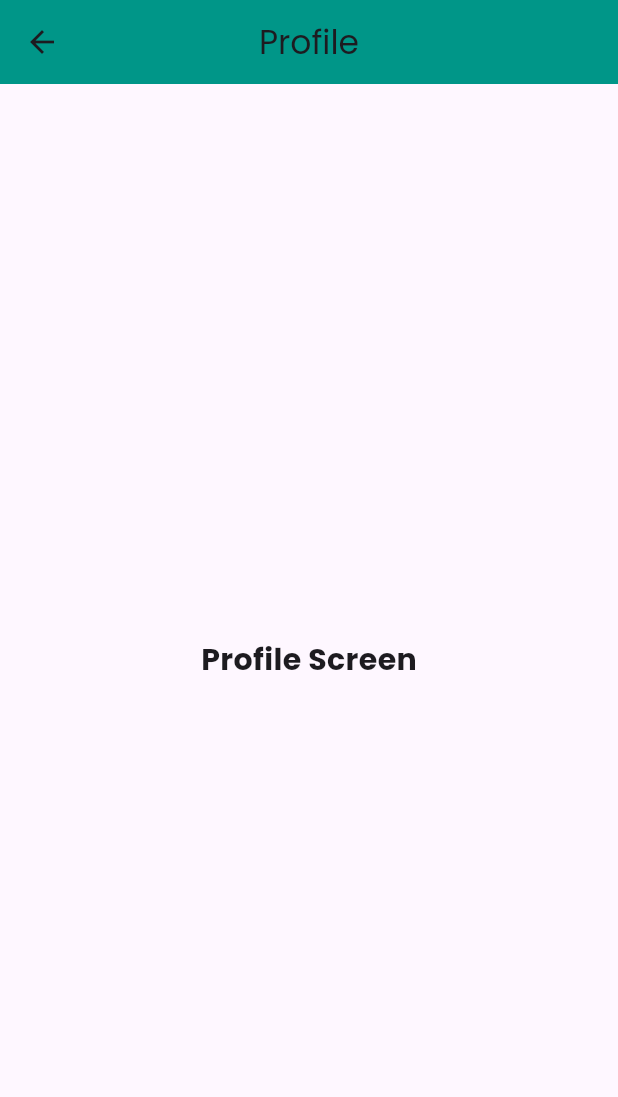
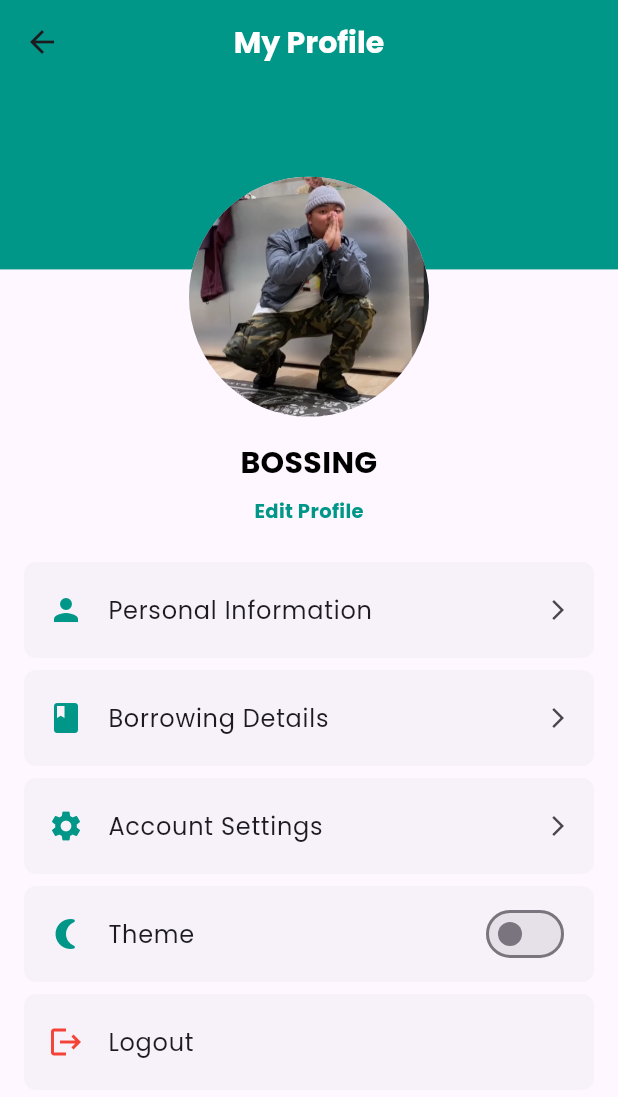
Before and after one commit to shanpabustan/book_ease, a Flutter app: the ProfileScreen screen opened directly, on a phone screen of 412 x 824 dp. Shown: the top 1097 px of the screen. Run offline on Flutter 3.47's test engine with Material 3 defaults, Android fonts, the phone set to English and light mode, and no system bars; our stand-ins replace google_fonts, google_nav_bar, line_icons.

Commit message:
added profile_screen.dart

```diff
--- a/lib/screens/user/profile_screen.dart
+++ b/lib/screens/user/profile_screen.dart
@@ -5,18 +5,141 @@ import 'package:book_ease/screens/user/user_nav.dart';
 class ProfileScreen extends StatelessWidget {
   const ProfileScreen({super.key});
 
-  @override
+   @override
   Widget build(BuildContext context) {
+    final screenHeight = MediaQuery.of(context).size.height;
+    final screenWidth = MediaQuery.of(context).size.width;
+    final isSmallScreen = screenWidth < 360;
+
     return Scaffold(
       appBar: AppBar(
+        title: Text(
+          'My Profile',
+          style: TextStyle(
+            fontSize: isSmallScreen ? 18 : 20,
+            fontWeight: FontWeight.bold,
+            color: Colors.white,
+          ),
+        ),
+        centerTitle: true,
         backgroundColor: Colors.teal,
-        title: const Text("Profile"),
-        centerTitle: true,
+        elevation: 0,
       ),
-      body: const Center(
-        child: Text(
-          "Profile Screen",
-          style: TextStyle(fontSize: 20, fontWeight: FontWeight.bold),
+      body: SingleChildScrollView(
+        child: Column(
+          children: [
+            Stack(
+              clipBehavior: Clip.none,
+              alignment: Alignment.center,
+              children: [
+                Container(
+                  color: Colors.teal,
+                  height: screenHeight * 0.15,
+                ),
+                Positioned(
+                  top: screenHeight * 0.075,
+                  child: CircleAvatar(
+                    radius: isSmallScreen ? 70 : 80,
+                    backgroundImage:
+                        const AssetImage('assets/images/lord_p.png')
+                  ),
+                ),
+              ],
+            ),
+            SizedBox(height: isSmallScreen ? 80 : 115),
+            Padding(
+              padding: EdgeInsets.symmetric(horizontal: 16.0),
+              child: Text(
+                'BOSSING',
+                textAlign: TextAlign.center,
+                style: TextStyle(
+                  fontSize: isSmallScreen ? 18 : 20,
+                  fontWeight: FontWeight.bold,
+                  color: Colors.black,
+                ),
+              ),
+            ),
+            const SizedBox(height: 8),
+            GestureDetector(
+              onTap: () {},
+              child: Text(
+                'Edit Profile',
+                style: TextStyle(
+                  color: Colors.teal,
+                  fontSize: isSmallScreen ? 12 : 13,
+                  fontWeight: FontWeight.bold,
+                ),
+              ),
+            ),
+            const SizedBox(height: 20),
+            Padding(
+              padding: EdgeInsets.symmetric(
+                horizontal: isSmallScreen ? 8.0 : 16.0,
+              ),
+              child: Column(
+                children: [
+                  _buildProfileOption(
+                      Icons.person, 'Personal Information', isSmallScreen),
+                  _buildProfileOption(
+                      Icons.book, 'Borrowing Details', isSmallScreen),
+                  _buildProfileOption(
+                      Icons.settings, 'Account Settings', isSmallScreen),
+                  _buildThemeToggle(isSmallScreen),
+                  _buildProfileOption(Icons.logout, 'Logout', isSmallScreen,
+                      isLogout: true),
+                ],
+              ),
+            ),
+            SizedBox(height: screenHeight * 0.05),
+          ],
+        ),
+      ),
+    );
+  }
+
+  Widget _buildProfileOption(IconData icon, String title, bool isSmallScreen,
+      {bool isLogout = false}) {
+    return Card(
+      margin: const EdgeInsets.symmetric(vertical: 4),
+      elevation: 0,
+      shape: RoundedRectangleBorder(
+        borderRadius: BorderRadius.circular(8),
+      ),
+      child: ListTile(
+        leading: Icon(icon, color: isLogout ? Colors.red : Colors.teal),
+        title: Text(
+          title,
+          style: TextStyle(fontSize: isSmallScreen ? 14 : 16),
+        ),
+        trailing: isLogout
+            ? null
+            : const Icon(Icons.arrow_forward_ios, size: 16),
+        onTap: () {},
+        contentPadding: EdgeInsets.symmetric(
+          horizontal: isSmallScreen ? 12 : 16,
+          vertical: 4,
+        ),
+      ),
+    );
+  }
+
+  Widget _buildThemeToggle(bool isSmallScreen) {
+    return Card(
+      margin: const EdgeInsets.symmetric(vertical: 4),
+      elevation: 0,
+      shape: RoundedRectangleBorder(
+        borderRadius: BorderRadius.circular(8),
+      ),
+      child: ListTile(
+        leading: const Icon(Icons.nightlight_round, color: Colors.teal),
+        title: Text('Theme', style: TextStyle(fontSize: isSmallScreen ? 14 : 16)),
+        trailing: Switch(
+          value: false,
+          onChanged: (bool value) {},
+        ),
+        contentPadding: EdgeInsets.symmetric(
+          horizontal: isSmallScreen ? 12 : 16,
+          vertical: 4,
         ),
       ),
     );
@@ -24,20 +147,20 @@ class ProfileScreen extends StatelessWidget {
 
   // Function to handle navigation
   // ignore: unused_element
-  void _navigateToScreen(BuildContext context, int index) {
-    switch (index) {
-      case 0:
-        Navigator.pushReplacementNamed(context, '/home');
-        break;
-      case 1:
-        Navigator.pushReplacementNamed(context, '/library');
-        break;
-      case 2:
-        Navigator.pushReplacementNamed(context, '/mybooks');
-        break;
-      case 3:
-        // Already on Profile, do nothing
-        break;
-    }
-  }
+  // void _navigateToScreen(BuildContext context, int index) {
+  //   switch (index) {
+  //     case 0:
+  //       Navigator.pushReplacementNamed(context, '/home');
+  //       break;
+  //     case 1:
+  //       Navigator.pushReplacementNamed(context, '/library');
+  //       break;
+  //     case 2:
+  //       Navigator.pushReplacementNamed(context, '/mybooks');
+  //       break;
+  //     case 3:
+  //       // Already on Profile, do nothing
+  //       break;
+  //   }
+  // }
 }
--- a/pubspec.yaml
+++ b/pubspec.yaml
@@ -29,6 +29,7 @@ flutter:
     - assets/images/banner.jpg
     - assets/images/percy-book.jpg
     - assets/images/admin_logo.png
+    - assets/images/lord_p.png
 
 # flutter:
   fonts:
```
Also changed, not shown: assets/images/lord_p.png (added), 2 other files.
